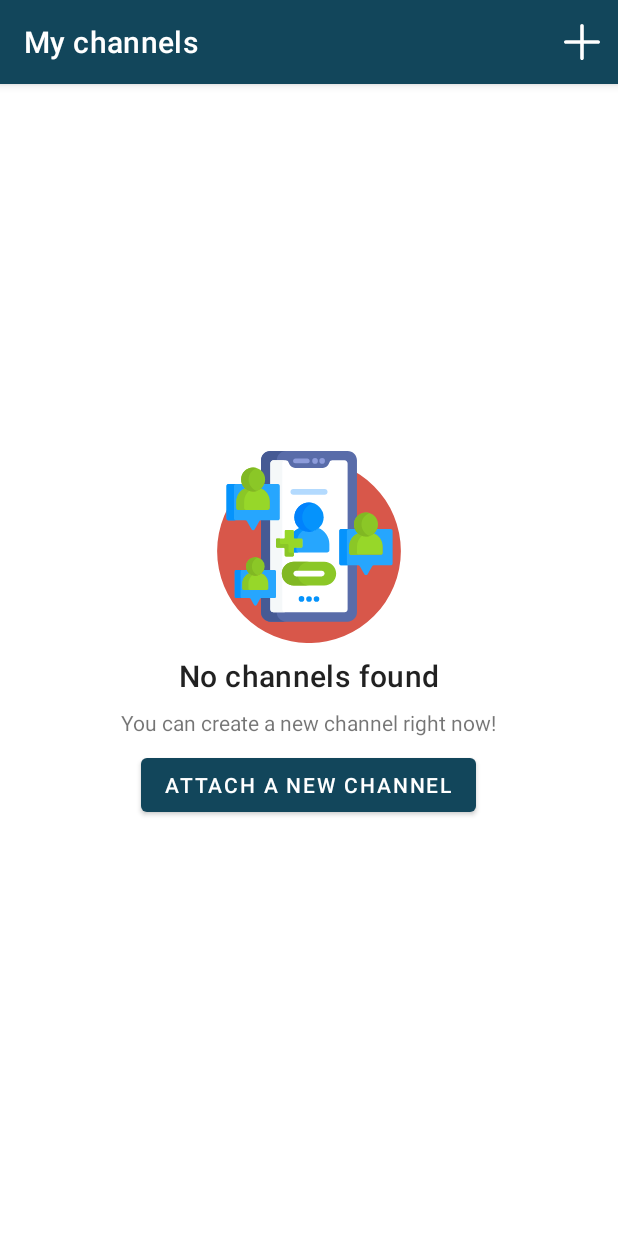
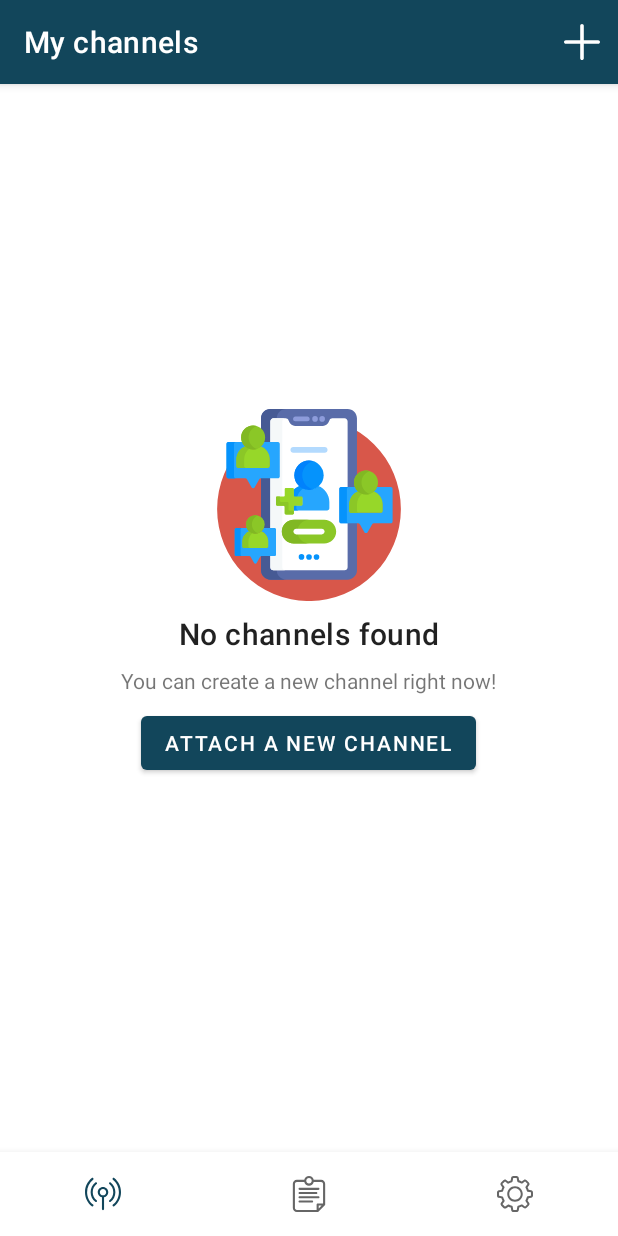
Before and after one commit to stargeraaas/clipoid, an Android app: the screen it shows after launch (MainActivity), on a phone screen of 412 x 824 dp. Run offline under Robolectric (Android 15) with nearby library versions, the phone set to English and light mode, and no system bars; our stand-ins replace Firebase (no records; nobody signed in at launch, a user with empty details on screens opened directly), Room's generated code, navigation-ui; libraries missing offline, so code that uses them is left out: com.dlazaro66.qrcodereaderview.

```diff
--- a/app/build.gradle
+++ b/app/build.gradle
@@ -96,8 +96,6 @@ dependencies {
 
     implementation("org.jetbrains.kotlinx:kotlinx-serialization-json:1.0.1")
 
-    implementation 'com.github.Deishelon:RoundedBottomSheet:1.0.1'
-
 //    implementation "androidx.camera:camera-view:1.0.0-alpha21"
 
 //    implementation 'com.google.mlkit:barcode-scanning:16.1.1'
--- a/app/src/main/java/dev/sukharev/clipangel/MainActivity.kt
+++ b/app/src/main/java/dev/sukharev/clipangel/MainActivity.kt
@@ -25,7 +25,7 @@ import dev.sukharev.clipangel.services.ClipboardCopyBroadcast.Companion.ACTION_U
 class MainActivity : AppCompatActivity(), ToolbarPresenter, BottomNavView {
 
 
-    private lateinit var bottomMenu: NavigationView
+    private lateinit var bottomMenu: BottomNavigationView
 
     companion object {
         private const val REQUEST_CAMERA_PERMISSION = 10
--- a/app/src/main/res/layout/activity_main.xml
+++ b/app/src/main/res/layout/activity_main.xml
@@ -6,21 +6,6 @@
     android:layout_height="match_parent"
     tools:context=".MainActivity">
 
-    <!-- This DrawerLayout has two children at the root  -->
-    <androidx.drawerlayout.widget.DrawerLayout
-        android:id="@+id/drawer_layout"
-        android:layout_width="match_parent"
-        android:layout_height="match_parent"
-        app:layout_constraintBottom_toBottomOf="parent"
-        app:layout_constraintEnd_toEndOf="parent"
-        app:layout_constraintStart_toStartOf="parent"
-        app:layout_constraintTop_toTopOf="parent">
-
-        <!-- Этот LinearLayout отображает содержимое экрана -->
-        <LinearLayout
-            android:layout_width="match_parent"
-            android:layout_height="match_parent"
-            android:orientation="vertical">
     <com.google.android.material.appbar.MaterialToolbar
         android:id="@+id/materialToolbar"
         android:layout_width="match_parent"
@@ -29,34 +14,29 @@
         app:layout_constraintEnd_toEndOf="parent"
         app:layout_constraintStart_toStartOf="parent"
         app:layout_constraintTop_toTopOf="parent" />
-            <!-- Основной контентный view, куда загружаются фрагменты -->
+
+    <com.google.android.material.bottomnavigation.BottomNavigationView
+        android:id="@+id/bottomNavigationView"
+        android:layout_width="match_parent"
+        android:layout_height="wrap_content"
+        app:menu="@menu/menu_bottom"
+        app:labelVisibilityMode="unlabeled"
+        app:layout_constraintBottom_toBottomOf="parent"
+        app:layout_constraintEnd_toEndOf="parent"
+        app:layout_constraintStart_toStartOf="parent" />
+
     <androidx.fragment.app.FragmentContainerView
         android:id="@+id/nav_host_fragment"
         android:name="androidx.navigation.fragment.NavHostFragment"
-                android:layout_width="match_parent"
-                android:layout_height="match_parent"
+        android:layout_width="0dp"
+        android:layout_height="0dp"
         app:defaultNavHost="true"
-                app:layout_constraintBottom_toBottomOf="@+id/bottomNavigationView"
+        app:layout_constraintBottom_toTopOf="@+id/bottomNavigationView"
         app:layout_constraintHorizontal_bias="1.0"
         app:layout_constraintLeft_toLeftOf="parent"
         app:layout_constraintRight_toRightOf="parent"
         app:layout_constraintTop_toBottomOf="@+id/materialToolbar"
         app:layout_constraintVertical_bias="0.0"
         app:navGraph="@navigation/main_nav" />
-        </LinearLayout>
-
-        <!-- navigation drawer, который появляется слева -->
-        <!-- Обратите внимание, что `android:layout_gravity` нужно установить в 'start' -->
-        <com.google.android.material.navigation.NavigationView
-            android:id="@+id/bottomNavigationView"
-            android:layout_width="wrap_content"
-            android:layout_height="match_parent"
-            android:layout_gravity="start"
-            app:headerLayout="@layout/header_navigation_drawer"
-            app:layout_constraintBottom_toBottomOf="parent"
-            app:layout_constraintStart_toStartOf="parent"
-            app:layout_constraintTop_toTopOf="parent"
-            app:menu="@menu/menu_bottom" />
-    </androidx.drawerlayout.widget.DrawerLayout>
 
 </androidx.constraintlayout.widget.ConstraintLayout>
```
Lines whose indentation alone changed are shown as unchanged.
